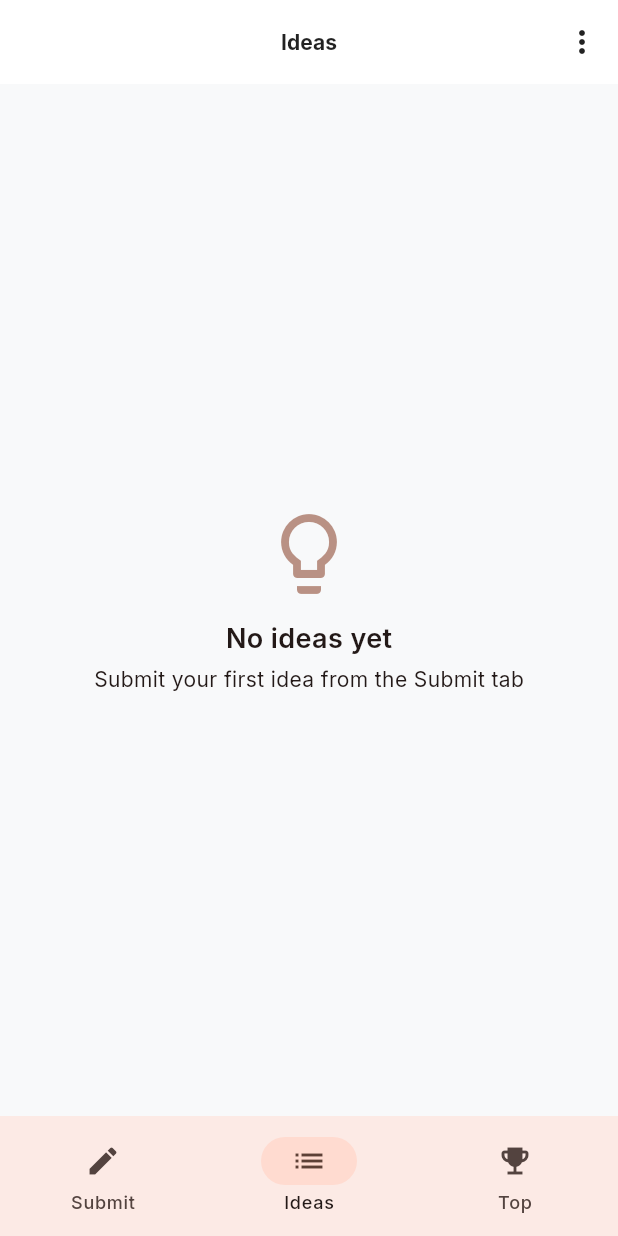
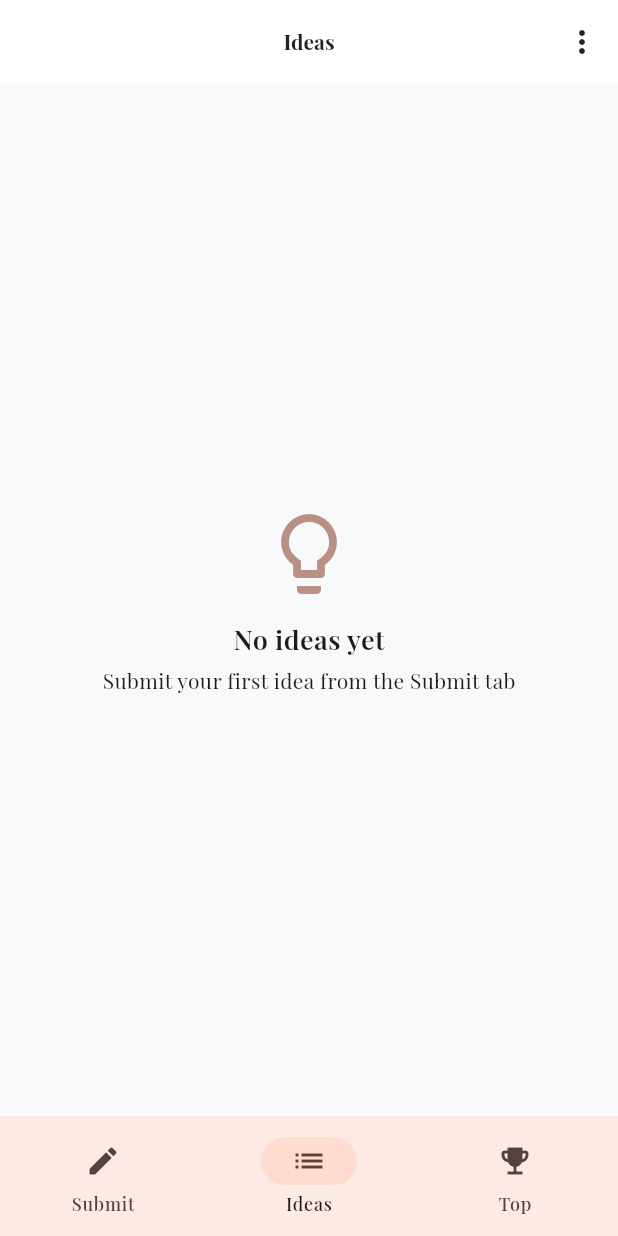
Before and after one commit to Sushant2504/startup_idea_evaluator, a Flutter app: the screen it shows after launch, item 2 of the bottom bar chosen, on a phone screen of 412 x 824 dp. Run offline on Flutter 3.47's test engine with Material 3 defaults, Android fonts, the phone set to English and light mode, and no system bars; drawn by our look-alikes of oktoast; our stand-ins replace bloc, equatable, flutter_bloc, get_it, google_fonts, shared_preferences.

```diff
--- a/lib/src/app.dart
+++ b/lib/src/app.dart
@@ -50,7 +50,7 @@ ThemeData _buildTheme(Brightness brightness) {
     scaffoldBackgroundColor: isDark ? AppGradients.darkBackground : AppGradients.lightBackground,
   );
 
-  final textTheme = GoogleFonts.interTextTheme(base.textTheme);
+  final textTheme = GoogleFonts.playfairDisplayTextTheme(base.textTheme);
   return base.copyWith(
     textTheme: textTheme,
     appBarTheme: base.appBarTheme.copyWith(
```
Also changed, not shown: 1 other file.
